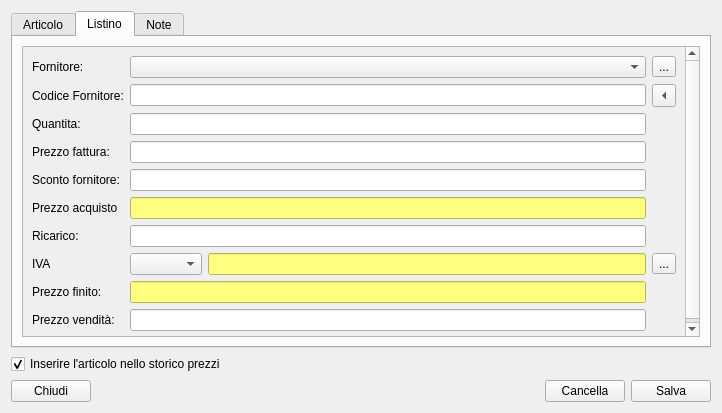
First picture: the form in moduleMagazzino/articolodialog.ui, repository kvsd/Gestionale, before the edit.
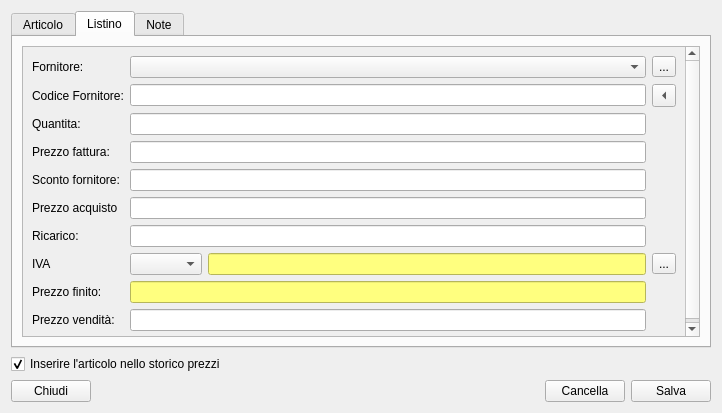
Second picture: the form after the edit. The open tabs and pages were chosen to show the change.

Commit message:
Modificata interfaccia ArticoloDialog.
*Ho cambiato il comportamento del listino. Ora si puo' inserire
 il prezzo di acquisto se non viene specificato il prezzo fattura
 e lo sconto, se quest'ultimi vengono immessi il prezzo di acquisto
 viene bloccato in solo lettura.

Diff of the .ui file:
```diff
--- a/moduleMagazzino/articolodialog.ui
+++ b/moduleMagazzino/articolodialog.ui
@@ -392,11 +392,8 @@
              </item>
              <item row="5" column="1" colspan="2">
               <widget class="QLineEdit" name="le_prezzo_acquisto">
-               <property name="styleSheet">
-                <string notr="true">background-color: rgb(255, 255, 127);</string>
-               </property>
                <property name="readOnly">
-                <bool>true</bool>
+                <bool>false</bool>
                </property>
               </widget>
              </item>
```
Left out of the diff: 25 changed lines with no effect on the pictures. The commit also changes 2 other files.
